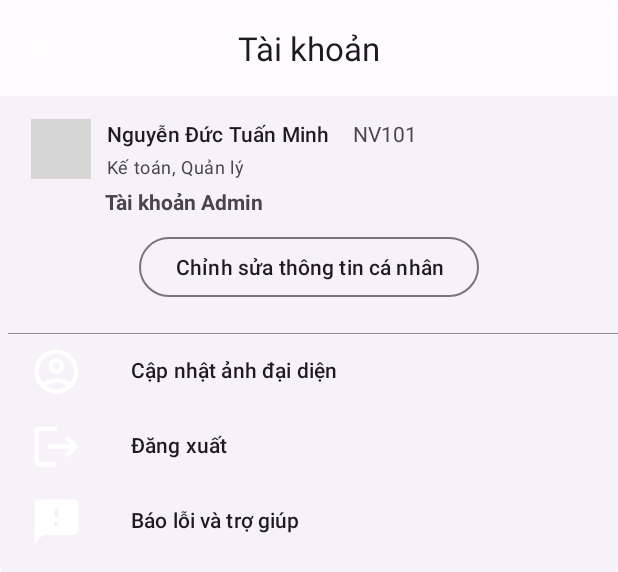
After one commit to maxrave-dev/SimCardStoreManagement, an Android app: the layout user_account_dialog_layout.xml on its own in the app's theme, with its tools: preview values and no code run, on a phone screen of 412 x 824 dp. The commit adds this screen. Shown: the top 572 px of the screen. Run offline under Robolectric (Android 15) with nearby library versions, the phone set to English and light mode, and no system bars; Roboto replaces fonts that are not available here; grey boxes are pictures that could not be loaded.

Commit message:
- Update "Đổi ảnh đại diện"

```diff
--- a/app/build.gradle
+++ b/app/build.gradle
@@ -10,7 +10,7 @@ android {
 
     defaultConfig {
         applicationId "com.maxrave.simcardstoremanagement"
-        minSdk 24
+        minSdk 26
         targetSdk 33
         versionCode 1
         versionName "1.0"
--- /dev/null
+++ b/app/src/main/res/drawable/baseline_close_24.xml
@@ -0,0 +1,5 @@
+<vector android:height="24dp" android:tint="#FFFFFF"
+    android:viewportHeight="24" android:viewportWidth="24"
+    android:width="24dp" xmlns:android="http://schemas.android.com/apk/res/android">
+    <path android:fillColor="@android:color/white" android:pathData="M19,6.41L17.59,5 12,10.59 6.41,5 5,6.41 10.59,12 5,17.59 6.41,19 12,13.41 17.59,19 19,17.59 13.41,12z"/>
+</vector>
--- /dev/null
+++ b/app/src/main/res/drawable/baseline_cloud_upload_24.xml
@@ -0,0 +1,5 @@
+<vector android:height="24dp" android:tint="#FFFFFF"
+    android:viewportHeight="24" android:viewportWidth="24"
+    android:width="24dp" xmlns:android="http://schemas.android.com/apk/res/android">
+    <path android:fillColor="@android:color/white" android:pathData="M19.35,10.04C18.67,6.59 15.64,4 12,4 9.11,4 6.6,5.64 5.35,8.04 2.34,8.36 0,10.91 0,14c0,3.31 2.69,6 6,6h13c2.76,0 5,-2.24 5,-5 0,-2.64 -2.05,-4.78 -4.65,-4.96zM14,13v4h-4v-4H7l5,-5 5,5h-3z"/>
+</vector>
--- /dev/null
+++ b/app/src/main/res/drawable/baseline_feedback_24.xml
@@ -0,0 +1,5 @@
+<vector android:height="24dp" android:tint="#FFFFFF"
+    android:viewportHeight="24" android:viewportWidth="24"
+    android:width="24dp" xmlns:android="http://schemas.android.com/apk/res/android">
+    <path android:fillColor="@android:color/white" android:pathData="M20,2L4,2c-1.1,0 -1.99,0.9 -1.99,2L2,22l4,-4h14c1.1,0 2,-0.9 2,-2L22,4c0,-1.1 -0.9,-2 -2,-2zM13,14h-2v-2h2v2zM13,10h-2L11,6h2v4z"/>
+</vector>
--- /dev/null
+++ b/app/src/main/res/drawable/baseline_logout_24.xml
@@ -0,0 +1,5 @@
+<vector android:autoMirrored="true" android:height="24dp"
+    android:tint="#FFFFFF" android:viewportHeight="24"
+    android:viewportWidth="24" android:width="24dp" xmlns:android="http://schemas.android.com/apk/res/android">
+    <path android:fillColor="@android:color/white" android:pathData="M17,7l-1.41,1.41L18.17,11H8v2h10.17l-2.58,2.58L17,17l5,-5zM4,5h8V3H4c-1.1,0 -2,0.9 -2,2v14c0,1.1 0.9,2 2,2h8v-2H4V5z"/>
+</vector>
--- /dev/null
+++ b/app/src/main/res/layout/user_account_dialog_layout.xml
@@ -0,0 +1,209 @@
+<?xml version="1.0" encoding="utf-8"?>
+<FrameLayout xmlns:android="http://schemas.android.com/apk/res/android"
+    xmlns:tools="http://schemas.android.com/tools"
+    xmlns:app="http://schemas.android.com/apk/res-auto"
+    android:layout_width="match_parent"
+    android:layout_height="match_parent"
+    tools:ignore="HardcodedText">
+
+    <!-- TODO: Update blank fragment layout -->
+    <com.google.android.material.card.MaterialCardView
+        android:layout_width="match_parent"
+        android:layout_height="wrap_content"
+        style="?attr/materialCardViewElevatedStyle"
+        android:padding="20sp">
+
+        <RelativeLayout
+            android:layout_width="match_parent"
+            android:layout_height="wrap_content"
+            android:paddingBottom="15sp">
+            <com.google.android.material.appbar.AppBarLayout
+                android:layout_width="match_parent"
+                android:layout_height="wrap_content"
+                android:layout_alignParentTop="true"
+                android:id="@+id/appBarLayout">
+
+                <com.google.android.material.appbar.MaterialToolbar
+                    android:id="@+id/topAppBar"
+                    android:layout_width="match_parent"
+                    android:layout_height="?attr/actionBarSize"
+                    app:title="Tài khoản"
+                    app:titleCentered="true"
+                    app:navigationIcon="@drawable/baseline_close_24" />
+
+            </com.google.android.material.appbar.AppBarLayout>
+
+            <LinearLayout
+                android:layout_width="match_parent"
+                android:layout_height="wrap_content"
+                android:orientation="vertical"
+                android:layout_below="@+id/appBarLayout"
+                android:layout_marginTop="10sp">
+                <com.google.android.material.progressindicator.LinearProgressIndicator
+                    android:id="@+id/progressBar"
+                    android:layout_width="match_parent"
+                    android:layout_height="wrap_content"
+                    android:visibility="gone"/>
+
+                <LinearLayout
+                    android:orientation="horizontal"
+                    android:layout_width="match_parent"
+                    android:layout_height="wrap_content"
+                    android:paddingStart="15sp">
+
+                    <com.google.android.material.imageview.ShapeableImageView
+                        android:id="@+id/ivAvatar"
+                        android:layout_width="40sp"
+                        android:layout_height="40sp"
+                        android:layout_margin="5sp"
+                        android:scaleType="centerCrop"
+                        android:src="@drawable/img"
+                        app:shapeAppearanceOverlay="@style/circleImageView">
+
+                    </com.google.android.material.imageview.ShapeableImageView>
+
+                    <LinearLayout
+                        android:layout_width="match_parent"
+                        android:layout_height="wrap_content"
+                        android:orientation="vertical"
+                        android:padding="5dp">
+
+                        <LinearLayout
+                            android:layout_width="wrap_content"
+                            android:layout_height="wrap_content"
+                            android:orientation="horizontal">
+
+                            <TextView
+                                android:id="@+id/tvUserName"
+                                android:layout_width="wrap_content"
+                                android:layout_height="wrap_content"
+                                android:text="Nguyễn Đức Tuấn Minh"
+                                android:textAppearance="?attr/textAppearanceTitleSmall" />
+
+                            <TextView
+                                android:id="@+id/tvUserCode"
+                                android:layout_marginStart="15sp"
+                                android:layout_width="wrap_content"
+                                android:layout_height="wrap_content"
+                                android:text="NV101">
+
+                            </TextView>
+                        </LinearLayout>
+
+                        <TextView
+                            android:id="@+id/tvUserRole"
+                            android:layout_width="wrap_content"
+                            android:layout_height="wrap_content"
+                            android:layout_marginTop="4dp"
+                            android:text="Kế toán, Quản lý"
+                            android:textAppearance="?attr/textAppearanceBodySmall"
+                            android:textColor="?android:attr/textColorSecondary" />
+
+                    </LinearLayout>
+                </LinearLayout>
+
+                <TextView
+                    android:id="@+id/tvAccountPermission"
+                    android:layout_width="match_parent"
+                    android:layout_height="wrap_content"
+                    android:text="Tài khoản Admin"
+                    android:layout_marginStart="70sp"
+                    android:textStyle="bold">
+
+                </TextView>
+
+                <Button
+                    style="?attr/materialButtonOutlinedStyle"
+                    android:id="@+id/btEdit"
+                    android:layout_width="wrap_content"
+                    android:layout_height="wrap_content"
+                    android:layout_marginTop="10sp"
+                    android:text="Chỉnh sửa thông tin cá nhân"
+                    android:layout_gravity="center"
+                    android:textColor="?attr/colorOnBackground"
+                    />
+
+                <View
+                    android:layout_width="match_parent"
+                    android:layout_height="0.5sp"
+                    android:layout_marginTop="20sp"
+                    android:layout_marginStart="5sp"
+                    android:background="#6D000000" />
+
+                <LinearLayout
+                    android:layout_width="match_parent"
+                    android:layout_height="50sp"
+                    android:orientation="horizontal">
+
+                    <ImageView
+                        android:layout_width="35sp"
+                        android:layout_height="35sp"
+                        android:layout_marginStart="20sp"
+                        android:layout_gravity="center_vertical"
+                        android:src="@drawable/outline_account_circle_24">
+
+                    </ImageView>
+                    <Button
+                        style="@style/Widget.Material3.Button.TextButton"
+                        android:id="@+id/btAddAvatar"
+                        android:layout_marginStart="20sp"
+                        android:layout_width="match_parent"
+                        android:layout_height="wrap_content"
+                        android:textAlignment="viewStart"
+                        android:text="Cập nhật ảnh đại diện"
+                        android:textColor="?attr/colorOnBackground" />
+                </LinearLayout>
+
+                <LinearLayout
+                    android:layout_width="match_parent"
+                    android:layout_height="50sp"
+                    android:orientation="horizontal">
+
+                    <ImageView
+                        android:layout_width="35sp"
+                        android:layout_height="35sp"
+                        android:layout_marginStart="20sp"
+                        android:layout_gravity="center_vertical"
+                        android:src="@drawable/baseline_logout_24">
+
+                    </ImageView>
+                    <Button
+                        style="@style/Widget.Material3.Button.TextButton"
+                        android:id="@+id/btLogOut"
+                        android:layout_marginStart="20sp"
+                        android:layout_width="match_parent"
+                        android:layout_height="wrap_content"
+                        android:textAlignment="viewStart"
+                        android:text="Đăng xuất"
+                        android:textColor="?attr/colorOnBackground" />
+                </LinearLayout>
+
+                <LinearLayout
+                    android:layout_width="match_parent"
+                    android:layout_height="50sp"
+                    android:orientation="horizontal">
+
+                    <ImageView
+                        android:layout_width="35sp"
+                        android:layout_height="35sp"
+                        android:layout_marginStart="20sp"
+                        android:layout_gravity="center_vertical"
+                        android:src="@drawable/baseline_feedback_24">
+
+                    </ImageView>
+                    <Button
+                        style="@style/Widget.Material3.Button.TextButton"
+                        android:id="@+id/btFeedback"
+                        android:layout_marginStart="20sp"
+                        android:layout_width="match_parent"
+                        android:layout_height="wrap_content"
+                        android:textAlignment="viewStart"
+                        android:text="Báo lỗi và trợ giúp"
+                        android:textColor="?attr/colorOnBackground" />
+                </LinearLayout>
+
+
+            </LinearLayout>
+        </RelativeLayout>
+    </com.google.android.material.card.MaterialCardView>
+</FrameLayout>
--- a/app/src/main/res/values/strings.xml
+++ b/app/src/main/res/values/strings.xml
@@ -89,4 +89,6 @@
         "For example, position the FAB to one side of stream of a cards so the FAB won’t interfere "
         "when a user tries to pick up one of cards.\n\n"
     </string>
+    <!-- TODO: Remove or change this placeholder text -->
+    <string name="hello_blank_fragment">Hello blank fragment</string>
 </resources>
--- a/app/src/main/res/values/themes.xml
+++ b/app/src/main/res/values/themes.xml
@@ -32,4 +32,10 @@
     <style name="FullScreenDialogTheme" parent="MaterialAlertDialog.Material3">
         <item name="windowNoTitle">true</item>
     </style>
+
+    <style name="DialogStyle" parent="ThemeOverlay.MaterialComponents.Dialog">
+        <item name="android:windowMinWidthMajor">90%</item>
+        <item name="android:windowMinWidthMinor">90%</item>
+        <item name="android:windowBackground">@null</item>
+    </style>
 </resources>
```
Also changed, not shown: app/src/main/java/com/maxrave/simcardstoremanagement/AdminActivity.kt (+51 -1 lines), app/src/main/java/com/maxrave/simcardstoremanagement/other/AccountDialog.kt (added, +164 -0 lines).
